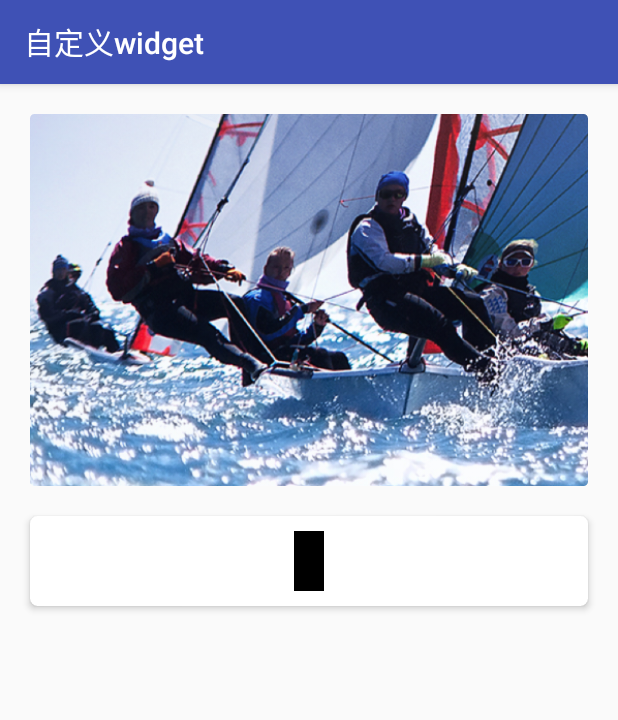
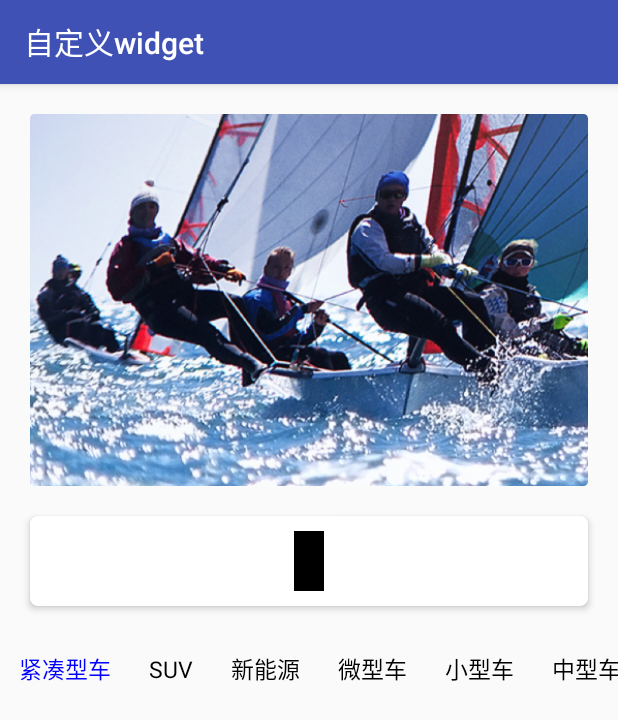
Before and after one commit to shixin58/WaterlooBridge, an Android app: the CustomWidgetActivity screen opened directly, with no data from a screen before it, on a phone screen of 412 x 824 dp. Shown: the top 720 px of the screen. Run offline under Robolectric (Android 15) with nearby library versions, the phone set to English and light mode, and no system bars; our stand-ins replace ButterKnife.

Commit message:
tab栏滑动

```diff
--- a/app/src/main/java/com/victor/utils/activities/CustomWidgetActivity.java
+++ b/app/src/main/java/com/victor/utils/activities/CustomWidgetActivity.java
@@ -3,17 +3,38 @@ package com.victor.utils.activities;
 import android.os.Bundle;
 import android.support.annotation.Nullable;
 import android.support.v7.app.AppCompatActivity;
+import android.view.View;
+import android.widget.HorizontalScrollView;
+import android.widget.RadioButton;
 
 import com.victor.utils.R;
+import com.victor.utils.specific.WidgetUtils;
+
+import java.util.List;
+
+import butterknife.BindView;
+import butterknife.BindViews;
+import butterknife.ButterKnife;
+import butterknife.OnClick;
 
 /**
  * <p>Created by shixin on 2018/4/5.
  */
 public class CustomWidgetActivity extends AppCompatActivity {
 
+    @BindView(R.id.horizontal_scrollview)
+    HorizontalScrollView horizontalScrollView;
+    @BindViews({R.id.btn00, R.id.btn01, R.id.btn02, R.id.btn03, R.id.btn04, R.id.btn05, R.id.btn06, R.id.btn07})
+    List<RadioButton> radioButtons;
+
     @Override
     protected void onCreate(@Nullable Bundle savedInstanceState) {
         super.onCreate(savedInstanceState);
         setContentView(R.layout.activity_custom_widget);
+        ButterKnife.bind(this);
+    }
+
+    @OnClick({R.id.btn00, R.id.btn01, R.id.btn02, R.id.btn03, R.id.btn04, R.id.btn05, R.id.btn06, R.id.btn07}) void onTabClick(View view) {
+        WidgetUtils.controlTabsPosition(horizontalScrollView, radioButtons, radioButtons.indexOf(view));
     }
 }
--- /dev/null
+++ b/app/src/main/res/color/tab_selector.xml
@@ -0,0 +1,7 @@
+<?xml version="1.0" encoding="utf-8"?>
+<selector xmlns:android="http://schemas.android.com/apk/res/android">
+
+    <item android:color="@color/blue" android:state_checked="true"/>
+
+    <item android:color="@android:color/black"/>
+</selector>
--- a/app/src/main/res/layout/activity_custom_widget.xml
+++ b/app/src/main/res/layout/activity_custom_widget.xml
@@ -39,4 +39,12 @@
             android:background="@android:color/black"
             android:layout_gravity="center" />
     </android.support.v7.widget.CardView>
+
+    <include layout="@layout/view_car_level_tabs"
+        android:layout_width="0dp"
+        android:layout_height="wrap_content"
+        app:layout_constraintLeft_toLeftOf="parent"
+        app:layout_constraintRight_toRightOf="parent"
+        app:layout_constraintTop_toBottomOf="@id/card_view"
+        android:layout_marginTop="20dp"/>
 </android.support.constraint.ConstraintLayout>
--- /dev/null
+++ b/app/src/main/res/layout/view_car_level_tabs.xml
@@ -0,0 +1,56 @@
+<?xml version="1.0" encoding="utf-8"?>
+<HorizontalScrollView xmlns:android="http://schemas.android.com/apk/res/android"
+    android:id="@+id/horizontal_scrollview"
+    android:layout_width="match_parent"
+    android:layout_height="wrap_content"
+    android:fadingEdge="none"
+    android:scrollbars="none">
+
+    <RadioGroup
+        android:id="@+id/horizontal_radio_group"
+        android:layout_width="wrap_content"
+        android:layout_height="44dp"
+        android:orientation="horizontal">
+
+        <RadioButton
+            android:id="@+id/btn00"
+            style="@style/paihang_brand_comm_tab_btn"
+            android:checked="true"
+            android:text="@string/rank_filter_jincouxingche"/>
+
+        <RadioButton
+            android:id="@+id/btn01"
+            style="@style/paihang_brand_comm_tab_btn"
+            android:text="@string/car_level_suv" />
+
+        <RadioButton
+            android:id="@+id/btn02"
+            style="@style/paihang_brand_comm_tab_btn"
+            android:text="@string/car_level_new_energy" />
+
+        <RadioButton
+            android:id="@+id/btn03"
+            style="@style/paihang_brand_comm_tab_btn"
+            android:text="@string/car_level_minicar"/>
+
+        <RadioButton
+            android:id="@+id/btn04"
+            style="@style/paihang_brand_comm_tab_btn"
+            android:text="@string/rank_filter_xiaoxingche"/>
+
+        <RadioButton
+            android:id="@+id/btn05"
+            style="@style/paihang_brand_comm_tab_btn"
+            android:text="@string/car_level_midsize_car"/>
+
+        <RadioButton
+            android:id="@+id/btn06"
+            style="@style/paihang_brand_comm_tab_btn"
+            android:text="@string/rank_filter_zhongdaxingche"/>
+
+        <RadioButton
+            android:id="@+id/btn07"
+            style="@style/paihang_brand_comm_tab_btn"
+            android:text="@string/car_level_mpv"/>
+    </RadioGroup>
+</HorizontalScrollView>
--- a/app/src/main/res/values/strings.xml
+++ b/app/src/main/res/values/strings.xml
@@ -7,4 +7,13 @@
 
     <string name="dog">泰迪犬</string>
     <string name="drink">脉动 维生素饮料 仙人掌青橘口味 探索沙漠神秘绿洲，犹如满水回复，开启活力探险</string>
+
+    <string name="car_level_minicar">微型车</string>
+    <string name="rank_filter_xiaoxingche">小型车</string>
+    <string name="rank_filter_jincouxingche">紧凑型车</string>
+    <string name="car_level_midsize_car">中型车</string>
+    <string name="rank_filter_zhongdaxingche">中大型车</string>
+    <string name="car_level_mpv">MPV</string>
+    <string name="car_level_suv">SUV</string>
+    <string name="car_level_new_energy">新能源</string>
 </resources>
--- a/app/src/main/res/values/styles.xml
+++ b/app/src/main/res/values/styles.xml
@@ -8,4 +8,15 @@
         <item name="colorAccent">@color/colorAccent</item>
     </style>
 
+    <style name="paihang_brand_comm_tab_btn">
+        <item name="android:layout_width">wrap_content</item>
+        <item name="android:layout_height">match_parent</item>
+        <item name="android:paddingLeft">12.5dp</item>
+        <item name="android:paddingRight">12.5dp</item>
+        <item name="android:gravity">center</item>
+        <item name="android:textColor">@color/tab_selector</item>
+        <item name="android:textSize">15sp</item>
+        <item name="android:button">@null</item>
+    </style>
+
 </resources>
```
Also changed, not shown: app/src/main/java/com/victor/utils/specific/WidgetUtils.java (added, +72 -0 lines).
